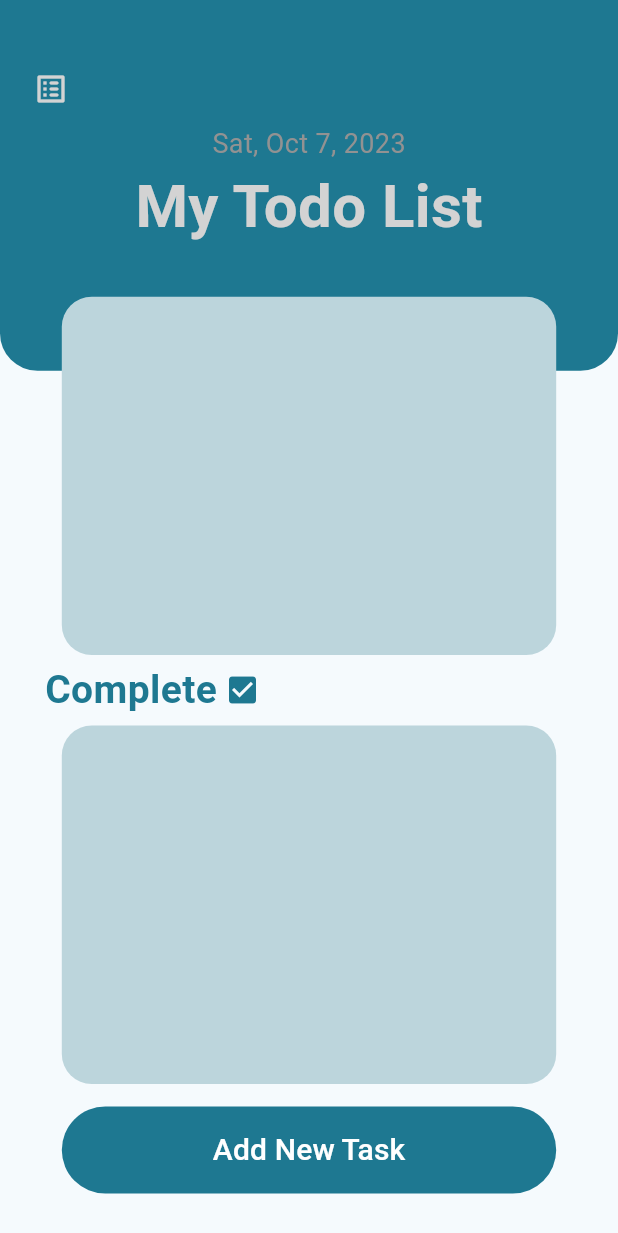
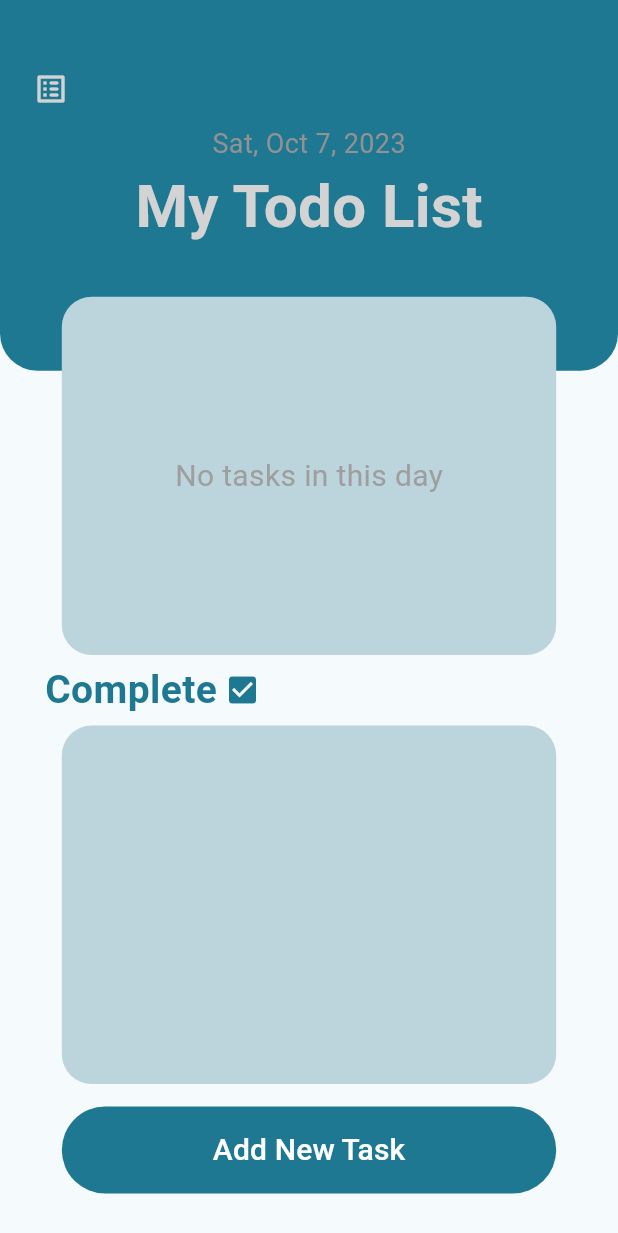
Before and after one commit to MinaYasser100/my-tasks, a Flutter app: the HomeView screen opened by its route, on a phone screen of 412 x 824 dp. Shown: the top 1233 px of the screen. Run offline on Flutter 3.47's test engine with Material 3 defaults, Android fonts, the light colour scheme and no system bars; our stand-ins replace lottie, sqflite; accounts and stored records are empty.

Commit message:
condition not done tasks

```diff
--- /dev/null
+++ b/lib/features/home/views/widgets/no_tasks.dart
@@ -0,0 +1,20 @@
+import 'package:flutter/material.dart';
+
+class NoTasks extends StatelessWidget {
+  const NoTasks({
+    super.key,
+  });
+
+  @override
+  Widget build(BuildContext context) {
+    return const Center(
+      child: Text(
+        'No tasks in this day',
+        style: TextStyle(
+          fontSize: 20.0,
+          color: Colors.grey,
+        ),
+      ),
+    );
+  }
+}
--- a/lib/features/home/views/widgets/not_done_tasks.dart
+++ b/lib/features/home/views/widgets/not_done_tasks.dart
@@ -1,9 +1,9 @@
+import 'package:conditional_builder_null_safety/conditional_builder_null_safety.dart';
 import 'package:flutter/material.dart';
-import 'package:my_tasks/core/function/change_task_state.dart';
 import 'package:my_tasks/core/repo/sqflite_repo_impl.dart';
 import 'package:my_tasks/core/utils/constant.dart';
-import 'custom_divider.dart';
-import 'my_task_list_view_item.dart';
+import 'no_tasks.dart';
+import 'not_done_tasks_list_view.dart';
 
 class NotDoneTasks extends StatelessWidget {
   const NotDoneTasks({
@@ -22,26 +22,14 @@ class NotDoneTasks extends StatelessWidget {
         color: kSecondColor,
         borderRadius: BorderRadius.all(Radius.circular(20)),
       ),
-      child: ListView.separated(
-        padding: EdgeInsets.zero,
-        physics: const BouncingScrollPhysics(),
-        itemBuilder: (context, index) {
-          return MyTaskListViewItem(
-            iconData: Icons.crop_square_outlined,
-            task: notDoneTasks[index],
-            onPressed: () async {
-              await changeTaskState(
-                  context: context,
-                  id: '${notDoneTasks[index]['id']}',
-                  sql: sql,
-                  state: 1);
-            },
-          );
+      child: ConditionalBuilder(
+        condition: notDoneTasks.isNotEmpty,
+        builder: (context) {
+          return NotDoneTasksListView(notDoneTasks: notDoneTasks, sql: sql);
         },
-        separatorBuilder: (context, index) {
-          return const CustomDivider();
+        fallback: (context) {
+          return const NoTasks();
         },
-        itemCount: notDoneTasks.length,
       ),
     );
   }
```
Also changed, not shown: lib/features/home/views/widgets/not_done_tasks_list_view.dart (added, +42 -0 lines).
